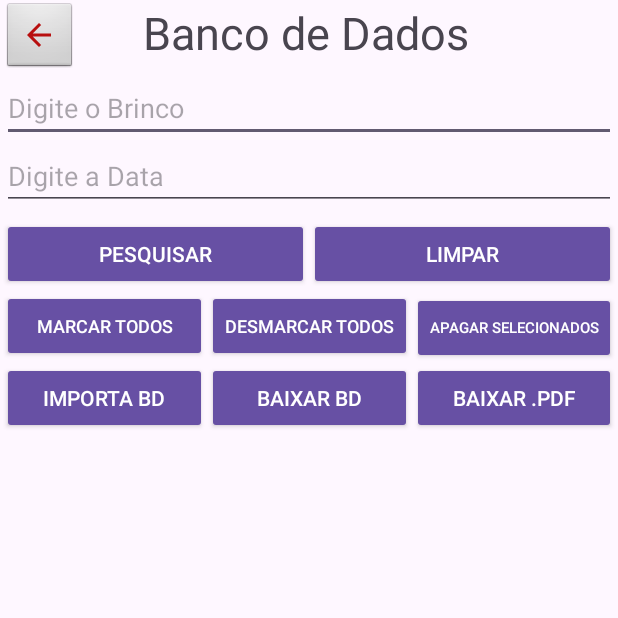
After one commit to fabiograves/c20bt07, an Android app: the bancoDeDados screen opened directly, with no data from a screen before it, on a phone screen of 412 x 824 dp, the top half of it. The commit adds this screen. Run offline under Robolectric (Android 15) with nearby library versions, the phone set to English and light mode, and no system bars.

Commit message:
0.12 Criação BD

```diff
--- a/app/build.gradle.kts
+++ b/app/build.gradle.kts
@@ -42,6 +42,8 @@ dependencies {
     implementation("com.google.android.material:material:1.9.0")
     implementation("androidx.constraintlayout:constraintlayout:2.1.4")
     implementation("androidx.core:core-ktx:1.7.0-alpha03")
+    implementation("com.github.skydoves:expandablelayout:4.0.0")
+    implementation("androidx.recyclerview:recyclerview:1.2.1")
     testImplementation("junit:junit:4.13.2")
     androidTestImplementation("androidx.test.ext:junit:1.1.5")
     androidTestImplementation("androidx.test.espresso:espresso-core:3.5.1")
--- a/app/src/main/AndroidManifest.xml
+++ b/app/src/main/AndroidManifest.xml
@@ -24,8 +24,12 @@
         android:theme="@style/Theme.C20bt07"
         tools:targetApi="31">
         <activity
+            android:name=".bancoDeDados"
+            android:exported="false" />
+        <activity
             android:name=".MainActivity"
-            android:exported="true">
+            android:exported="true"
+            android:screenOrientation="portrait">
             <intent-filter>
                 <action android:name="android.intent.action.MAIN" />
 
--- /dev/null
+++ b/app/src/main/java/com/medidor/c20bt07/bancoDeDados.kt
@@ -0,0 +1,11 @@
+package com.medidor.c20bt07
+
+import androidx.appcompat.app.AppCompatActivity
+import android.os.Bundle
+
+class bancoDeDados : AppCompatActivity() {
+    override fun onCreate(savedInstanceState: Bundle?) {
+        super.onCreate(savedInstanceState)
+        setContentView(R.layout.activity_banco_de_dados)
+    }
+}
--- /dev/null
+++ b/app/src/main/res/drawable/baseline_arrow_back_24.xml
@@ -0,0 +1,5 @@
+<vector android:autoMirrored="true" android:height="24dp"
+    android:tint="#B80F0F" android:viewportHeight="24"
+    android:viewportWidth="24" android:width="24dp" xmlns:android="http://schemas.android.com/apk/res/android">
+    <path android:fillColor="@android:color/white" android:pathData="M20,11H7.83l5.59,-5.59L12,4l-8,8 8,8 1.41,-1.41L7.83,13H20v-2z"/>
+</vector>
--- /dev/null
+++ b/app/src/main/res/layout/activity_banco_de_dados.xml
@@ -0,0 +1,154 @@
+<?xml version="1.0" encoding="utf-8"?>
+<androidx.constraintlayout.widget.ConstraintLayout xmlns:android="http://schemas.android.com/apk/res/android"
+    xmlns:app="http://schemas.android.com/apk/res-auto"
+    xmlns:tools="http://schemas.android.com/tools"
+    android:layout_width="match_parent"
+    android:layout_height="match_parent"
+    tools:context=".bancoDeDados">
+
+    <LinearLayout
+        android:layout_width="409dp"
+        android:layout_height="729dp"
+        android:layout_marginStart="1dp"
+        android:layout_marginTop="1dp"
+        android:orientation="vertical"
+        app:layout_constraintStart_toStartOf="parent"
+        app:layout_constraintTop_toTopOf="parent">
+
+        <LinearLayout
+            android:layout_width="match_parent"
+            android:layout_height="wrap_content"
+            android:orientation="horizontal">
+
+            <ImageButton
+                android:id="@+id/imageButtonVoltar"
+                style="@android:style/Widget.ImageButton"
+                android:layout_width="50dp"
+                android:layout_height="wrap_content"
+                android:layout_weight="0"
+                android:src="@drawable/baseline_arrow_back_24" />
+
+            <TextView
+                android:id="@+id/textView2"
+                android:layout_width="wrap_content"
+                android:layout_height="wrap_content"
+                android:layout_weight="1"
+                android:text="      Banco de Dados"
+                android:textAlignment="viewStart"
+                android:textSize="30dp" />
+        </LinearLayout>
+
+        <EditText
+            android:id="@+id/editTextPesquisarBrinco"
+            android:layout_width="match_parent"
+            android:layout_height="wrap_content"
+            android:ems="10"
+            android:hint="Digite o Brinco"
+            android:inputType="text" />
+
+        <EditText
+            android:id="@+id/editTextPesquisarData"
+            android:layout_width="match_parent"
+            android:layout_height="wrap_content"
+            android:ems="10"
+            android:hint="Digite a Data"
+            android:inputType="datetime|date" />
+
+        <LinearLayout
+            android:layout_width="match_parent"
+            android:layout_height="wrap_content"
+            android:layout_marginTop="5dp"
+            android:orientation="horizontal">
+
+            <Button
+                android:id="@+id/buttonPesquisar"
+                style="@style/Widget.AppCompat.Button"
+                android:layout_width="match_parent"
+                android:layout_height="wrap_content"
+                android:layout_weight="1"
+                android:text="Pesquisar" />
+
+            <Button
+                android:id="@+id/buttonLimpar"
+                style="@style/Widget.AppCompat.Button"
+                android:layout_width="match_parent"
+                android:layout_height="wrap_content"
+                android:layout_weight="1"
+                android:text="Limpar" />
+        </LinearLayout>
+
+        <LinearLayout
+            android:layout_width="match_parent"
+            android:layout_height="wrap_content"
+            android:orientation="horizontal">
+
+            <Button
+                android:id="@+id/buttonMarcarTodos"
+                style="@style/Widget.AppCompat.Button"
+                android:layout_width="match_parent"
+                android:layout_height="wrap_content"
+                android:layout_weight="1"
+                android:insetLeft="-10dp"
+                android:insetRight="-10dp"
+                android:text="Marcar Todos"
+                android:textSize="12dp" />
+
+            <Button
+                android:id="@+id/buttonDesmarcarTodos"
+                style="@style/Widget.AppCompat.Button"
+                android:layout_width="match_parent"
+                android:layout_height="wrap_content"
+                android:layout_weight="1"
+                android:insetLeft="-15dp"
+                android:insetRight="-15dp"
+                android:text="Desmarcar Todos"
+                android:textSize="12dp" />
+
+            <Button
+                android:id="@+id/buttonApagarSelecionados"
+                style="@style/Widget.AppCompat.Button"
+                android:layout_width="match_parent"
+                android:layout_height="wrap_content"
+                android:layout_weight="1"
+                android:insetLeft="-15dp"
+                android:insetRight="-15dp"
+                android:text="Apagar Selecionados"
+                android:textSize="10dp" />
+        </LinearLayout>
+
+        <LinearLayout
+            android:layout_width="match_parent"
+            android:layout_height="wrap_content"
+            android:orientation="horizontal">
+
+            <Button
+                android:id="@+id/buttonImportarBd"
+                style="@style/Widget.AppCompat.Button"
+                android:layout_width="match_parent"
+                android:layout_height="wrap_content"
+                android:layout_weight="1"
+                android:text="Importa BD" />
+
+            <Button
+                android:id="@+id/buttonBaixarBd"
+                style="@style/Widget.AppCompat.Button"
+                android:layout_width="match_parent"
+                android:layout_height="wrap_content"
+                android:layout_weight="1"
+                android:text="Baixar BD" />
+
+            <Button
+                android:id="@+id/buttonBaixarPdf"
+                style="@style/Widget.AppCompat.Button"
+                android:layout_width="match_parent"
+                android:layout_height="wrap_content"
+                android:layout_weight="1"
+                android:text="baixar .PDF" />
+        </LinearLayout>
+
+        <androidx.recyclerview.widget.RecyclerView
+            android:id="@+id/recyclerViewBd"
+            android:layout_width="match_parent"
+            android:layout_height="match_parent" />
+    </LinearLayout>
+</androidx.constraintlayout.widget.ConstraintLayout>
```
Also changed, not shown: app/src/main/java/com/medidor/c20bt07/MainActivity.kt (+99 -11 lines).
